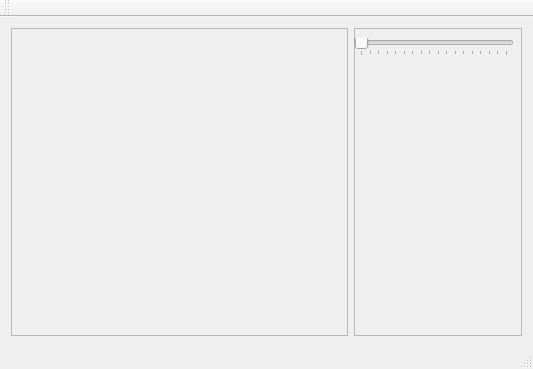
Above: application/MainWindow.ui from dben1182/vtk_visualization before the change. Below: the same form after it.
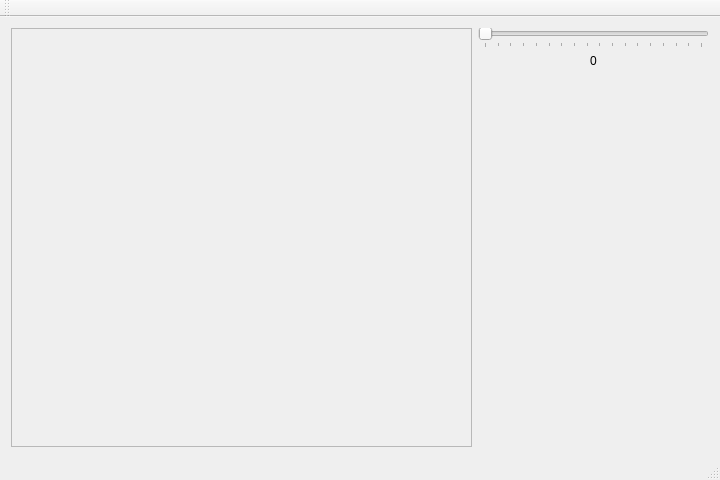
That is the form after the change.

Commit message: Alignment of the gui: LOOKS CLEAN

Patch:
```diff
--- a/application/MainWindow.ui
+++ b/application/MainWindow.ui
@@ -6,8 +6,8 @@
    <rect>
     <x>0</x>
     <y>0</y>
-    <width>533</width>
-    <height>369</height>
+    <width>720</width>
+    <height>480</height>
    </rect>
   </property>
   <property name="windowTitle">
@@ -15,6 +15,49 @@
   </property>
   <widget class="QWidget" name="centralWidget">
    <layout class="QGridLayout" name="gridLayout" columnstretch="2,1">
+    <item row="1" column="1">
+     <layout class="QVBoxLayout" name="verticalLayout">
+      <item>
+       <widget class="QSlider" name="cutoff_threshold_slider">
+        <property name="maximum">
+         <number>255</number>
+        </property>
+        <property name="orientation">
+         <enum>Qt::Orientation::Horizontal</enum>
+        </property>
+        <property name="tickPosition">
+         <enum>QSlider::TickPosition::TicksBelow</enum>
+        </property>
+        <property name="tickInterval">
+         <number>15</number>
+        </property>
+       </widget>
+      </item>
+      <item>
+       <widget class="QLabel" name="cutoff_threshold_label">
+        <property name="text">
+         <string>0</string>
+        </property>
+        <property name="alignment">
+         <set>Qt::AlignmentFlag::AlignCenter</set>
+        </property>
+       </widget>
+      </item>
+      <item>
+       <spacer name="verticalSpacer">
+        <property name="orientation">
+         <enum>Qt::Orientation::Vertical</enum>
+        </property>
+        <property name="sizeHint" stdset="0">
+         <size>
+          <width>20</width>
+          <height>40</height>
+         </size>
+        </property>
+       </spacer>
+      </item>
+     </layout>
+    </item>
     <item row="1" column="0">
      <widget class="QFrame" name="frame">
       <property name="frameShape">
@@ -25,38 +68,6 @@
       </property>
      </widget>
     </item>
-    <item row="1" column="1">
-     <widget class="QFrame" name="frame_2">
-      <property name="frameShape">
-       <enum>QFrame::Shape::StyledPanel</enum>
-      </property>
-      <property name="frameShadow">
-       <enum>QFrame::Shadow::Raised</enum>
-      </property>
-      <widget class="QSlider" name="cutoff_threshold_slider">
-       <property name="geometry">
-        <rect>
-         <x>0</x>
-         <y>10</y>
-         <width>160</width>
-         <height>18</height>
-        </rect>
-       </property>
-       <property name="maximum">
-        <number>255</number>
-       </property>
-       <property name="orientation">
-        <enum>Qt::Orientation::Horizontal</enum>
-       </property>
-       <property name="tickPosition">
-        <enum>QSlider::TickPosition::TicksBelow</enum>
-       </property>
-       <property name="tickInterval">
-        <number>15</number>
-       </property>
-      </widget>
-     </widget>
-    </item>
    </layout>
   </widget>
   <widget class="QMenuBar" name="menuBar">
```
Left out of the diff: 2 changed lines with no effect on the pictures. The commit also changes 1 other file.
